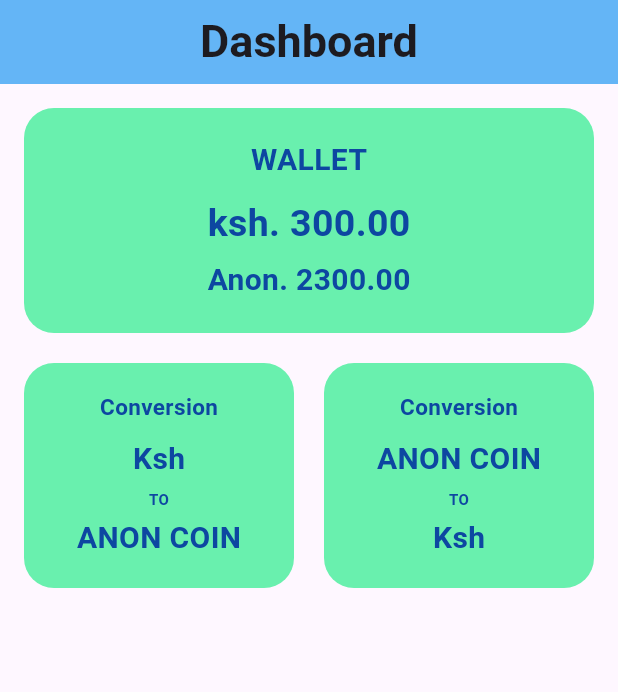
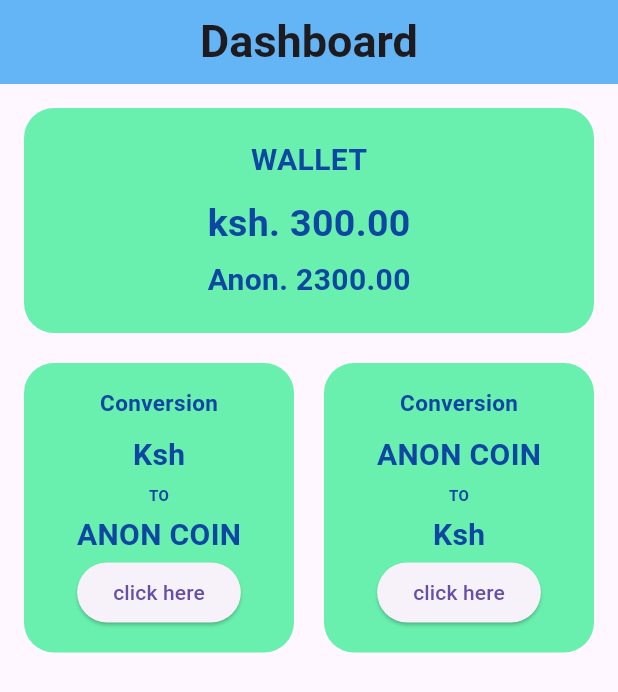
Before and after one commit to Mikebabu254/anon_betting_app, a Flutter app: the screen it shows after launch, after a tap on "LOGIN", on a phone screen of 412 x 824 dp. Shown: the top 692 px of the screen. Run offline on Flutter 3.47's test engine with Material 3 defaults, Android fonts, the phone set to English and light mode, and no system bars; our stand-ins replace google_fonts.

Commit message:
some few changes in Dashboard

```diff
--- a/lib/UserDashoard.dart
+++ b/lib/UserDashoard.dart
@@ -78,7 +78,6 @@ class _UserdashoardState extends State<Userdashoard> {
                     Expanded(
                       child: Container(
                         padding: const EdgeInsets.all(16.0),
-                        height: 150,
                         decoration: BoxDecoration(
                           borderRadius: BorderRadius.circular(20),
                           color: Colors.greenAccent,
@@ -86,24 +85,26 @@ class _UserdashoardState extends State<Userdashoard> {
                         child: Column(
                           mainAxisAlignment: MainAxisAlignment.center,
                           children: [
-                            Text(
-                              "Conversion",
+                            Text("Conversion",
                               style: TextStyle(
                                 color: Colors.blue[900],
                                 fontWeight: FontWeight.bold,
                                 fontSize: 15,
                               ),
                             ),
+
                             SizedBox(height: 10),
-                            Text(
-                              "Ksh",
+
+                            Text("Ksh",
                               style: TextStyle(
                                 color: Colors.blue[900],
                                 fontWeight: FontWeight.bold,
                                 fontSize: 20,
                               ),
                             ),
+
                             SizedBox(height: 5),
+
                             Text(
                               "TO",
                               style: TextStyle(
@@ -112,7 +113,9 @@ class _UserdashoardState extends State<Userdashoard> {
                                 fontSize: 10,
                               ),
                             ),
+
                             SizedBox(height: 5),
+
                             Text(
                               "ANON COIN",
                               style: TextStyle(
@@ -121,15 +124,18 @@ class _UserdashoardState extends State<Userdashoard> {
                                 fontSize: 20,
                               ),
                             ),
+
+                            ElevatedButton(onPressed: (){}, child: Text("click here"))
                           ],
                         ),
                       ),
                     ),
+
                     SizedBox(width: 20),
+
                     Expanded(
                       child: Container(
                         padding: const EdgeInsets.all(16.0),
-                        height: 150,
                         decoration: BoxDecoration(
                           borderRadius: BorderRadius.circular(20),
                           color: Colors.greenAccent,
@@ -155,15 +161,16 @@ class _UserdashoardState extends State<Userdashoard> {
                               ),
                             ),
                             SizedBox(height: 5),
-                            Text(
-                              "TO",
+                            Text("TO",
                               style: TextStyle(
                                 color: Colors.blue[900],
                                 fontWeight: FontWeight.bold,
                                 fontSize: 10,
                               ),
                             ),
+
                             SizedBox(height: 5),
+
                             Text(
                               "Ksh",
                               style: TextStyle(
@@ -172,6 +179,8 @@ class _UserdashoardState extends State<Userdashoard> {
                                 fontSize: 20,
                               ),
                             ),
+
+                            ElevatedButton(onPressed: (){}, child: Text("click here"))
                           ],
                         ),
                       ),
```
